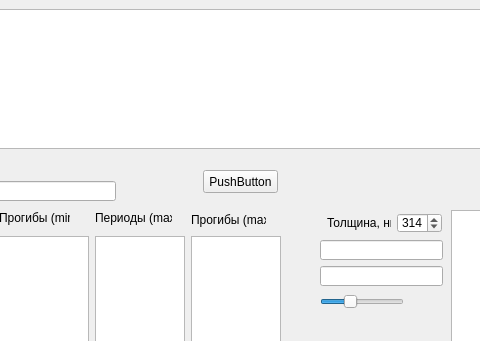
This is mainwindow.ui in spbroma/membr as Qt 5 draws it before an edit; both pictures show x 107 to 587 and y 0 to 341 of the 893 by 574 pixel window. The edited form follows.
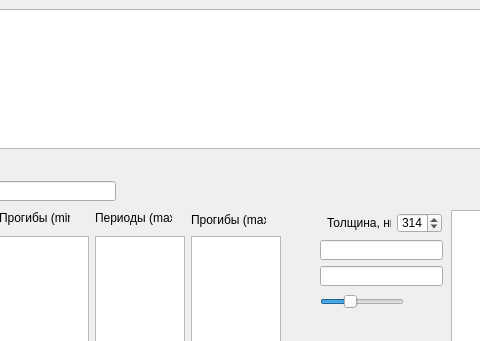
This is the edited form.

```diff
--- a/mainwindow.ui
+++ b/mainwindow.ui
@@ -610,19 +610,6 @@
      </item>
     </layout>
    </widget>
-   <widget class="QPushButton" name="pushButton">
-    <property name="geometry">
-     <rect>
-      <x>310</x>
-      <y>170</y>
-      <width>75</width>
-      <height>23</height>
-     </rect>
-    </property>
-    <property name="text">
-     <string>PushButton</string>
-    </property>
-   </widget>
   </widget>
  </widget>
  <layoutdefault spacing="6" margin="11"/>
```
